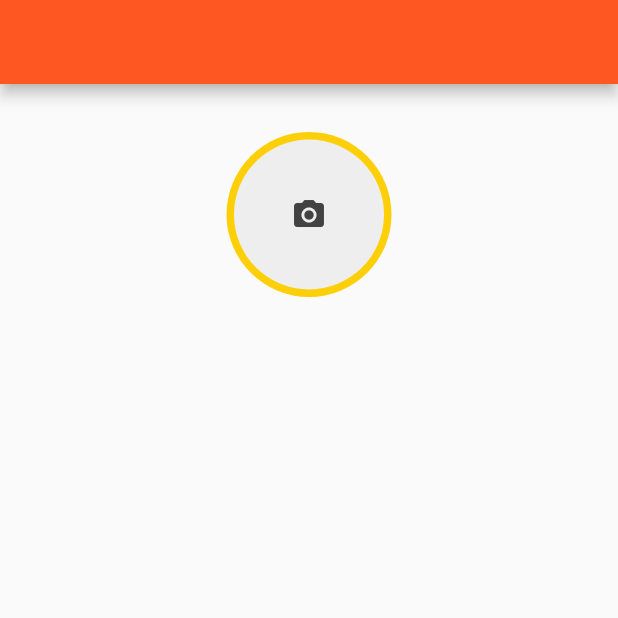
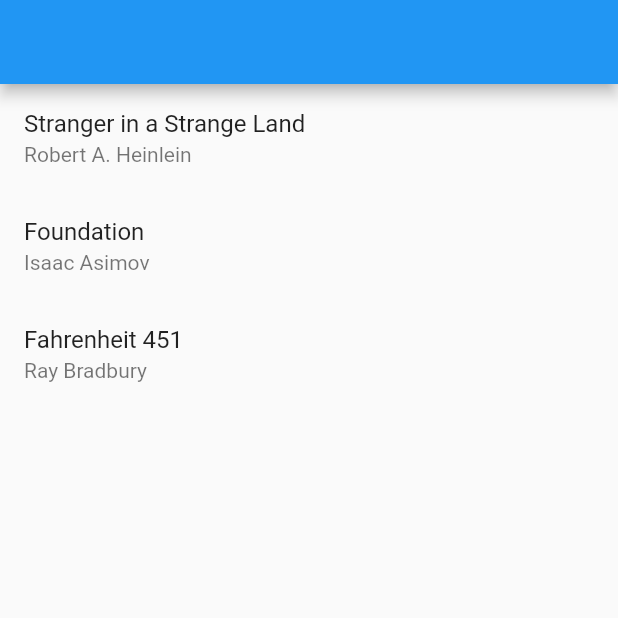
Before and after one commit to parth0108/flutter, a Flutter app: the screen it shows after launch, on a phone screen of 412 x 824 dp, the top half of it. Run offline on Flutter 3.47's test engine with Material 2 defaults, Android fonts, the phone set to English and light mode, and no system bars; our stand-ins replace image_cropper, image_picker, shared_preferences, transparent_image.

Commit message:
page routing

```diff
--- a/lib/main.dart
+++ b/lib/main.dart
@@ -1,10 +1,10 @@
 import 'package:flutter/material.dart';
 import 'package:widget/statemanagment/main2.dart';
-import 'package:widget/widget/inheritedmodel/inheritedmodel.dart';
-import 'package:widget/widget/product.dart';
+import 'package:widget/widget/imagepickandcrop/imagePicker.dart';
+import 'package:widget/widget/test.dart';
 
-import 'shareprefernce/loginpage.dart';
-import 'widget/imagePicker.dart';
+import 'provider/providerexample.dart';
+import 'widget/imagepickandcrop/imagepickandcropprofile.dart';
 
 
 void main() {
@@ -28,7 +28,7 @@ class _MyAppState extends State<MyApp> {
       ),
       home: Scaffold(
         backgroundColor: Color(0xff84FFFF),
-        body:ImagePick()
+        body:BooksApp()
         //PageViewDemo()
         //Top10Widget()
         // here you can whatever  Example
--- /dev/null
+++ b/lib/provider/providerexample.dart
@@ -0,0 +1,132 @@
+import 'package:flutter/material.dart';
+
+
+class Book {
+  final String title;
+  final String author;
+
+  Book(this.title, this.author);
+}
+
+class BooksApp extends StatefulWidget {
+  @override
+  State<StatefulWidget> createState() => _BooksAppState();
+}
+
+class _BooksAppState extends State<BooksApp> {
+  Book _selectedBook;
+
+  List<Book> books = [
+    Book('Stranger in a Strange Land', 'Robert A. Heinlein'),
+    Book('Foundation', 'Isaac Asimov'),
+    Book('Fahrenheit 451', 'Ray Bradbury'),
+  ];
+
+  @override
+  Widget build(BuildContext context) {
+    return MaterialApp(
+      title: 'Books App',
+      home: Navigator(
+        pages: [
+          MaterialPage(
+            key: ValueKey('BooksListPage'),
+            child: BooksListScreen(
+              books: books,
+              onTapped: _handleBookTapped,
+            ),
+          ),
+          if (_selectedBook != null) BookDetailsPage(book: _selectedBook)
+        ],
+        onPopPage: (route, result) {
+          if (!route.didPop(result)) {
+            return false;
+          }
+
+          // Update the list of pages by setting _selectedBook to null
+          setState(() {
+            _selectedBook = null;
+          });
+
+          return true;
+        },
+      ),
+    );
+  }
+
+  void _handleBookTapped(Book book) {
+    setState(() {
+      _selectedBook = book;
+    });
+  }
+}
+
+class BookDetailsPage extends Page {
+  final Book book;
+
+  BookDetailsPage({
+    this.book,
+  }) : super(key: ValueKey(book));
+
+  Route createRoute(BuildContext context) {
+    return MaterialPageRoute(
+      settings: this,
+      builder: (BuildContext context) {
+        return BookDetailsScreen(book: book);
+      },
+    );
+  }
+}
+
+class BooksListScreen extends StatelessWidget {
+  final List<Book> books;
+  final ValueChanged<Book> onTapped;
+
+  BooksListScreen({
+    @required this.books,
+    @required this.onTapped,
+  });
+
+  @override
+  Widget build(BuildContext context) {
+    return Scaffold(
+      appBar: AppBar(),
+      body: ListView(
+        children: [
+          for (var book in books)
+            ListTile(
+              title: Text(book.title),
+              subtitle: Text(book.author),
+              onTap: () => onTapped(book),
+            )
+        ],
+      ),
+    );
+  }
+}
+
+class BookDetailsScreen extends StatelessWidget {
+  final Book book;
+
+  BookDetailsScreen({
+    @required this.book,
+  });
+
+  @override
+  Widget build(BuildContext context) {
+    return Scaffold(
+      appBar: AppBar(),
+      body: Padding(
+        padding: const EdgeInsets.all(8.0),
+        child: Column(
+          crossAxisAlignment: CrossAxisAlignment.start,
+          children: [
+            if (book != null) ...[
+              Text(book.title, style: Theme.of(context).textTheme.headline6),
+              Text(book.author, style: Theme.of(context).textTheme.subtitle1),
+            ],
+          ],
+        ),
+      ),
+    );
+  }
+}
--- a/lib/widget/imagePicker.dart
+++ b/lib/widget/imagepickandcrop/imagePicker.dart
@@ -1,4 +1,3 @@
-
 import 'dart:io';
 
 import 'package:flutter/material.dart';
@@ -24,7 +23,7 @@ class _ImagePickState extends State<ImagePick> {
           Center(
             child: GestureDetector(
               onTap: () {
-               _showPicker(context);
+                _showPicker(context);
               },
               child: CircleAvatar(
                 radius: 55,
--- a/pubspec.yaml
+++ b/pubspec.yaml
@@ -36,8 +36,8 @@ dev_dependencies:
   transparent_image: ^1.0.0
   provider: '>=5.0.0-nullsafety.5 <6.0.0'
   shared_preferences: ^2.0.4
-  image_picker: ^0.6.3+1
-
+  image_picker: ^0.6.5+3
+  image_cropper: ^1.2.2
 # For information on the generic Dart part of this file, see the
 # following page: https://dart.dev/tools/pub/pubspec
 
```
Also changed, not shown: lib/widget/imagepickandcrop/imagepickandcropprofile.dart (added, +120 -0 lines), lib/widget/test.dart (added, +125 -0 lines), pubspec.lock.
